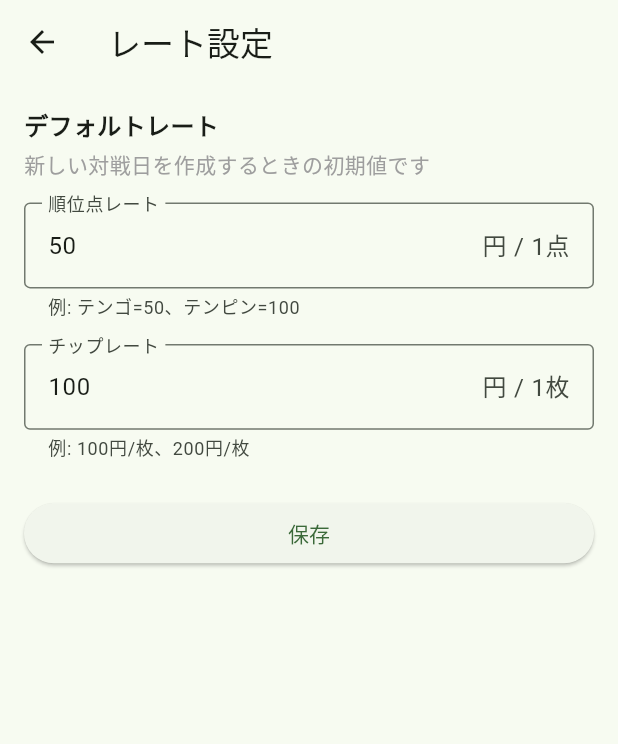
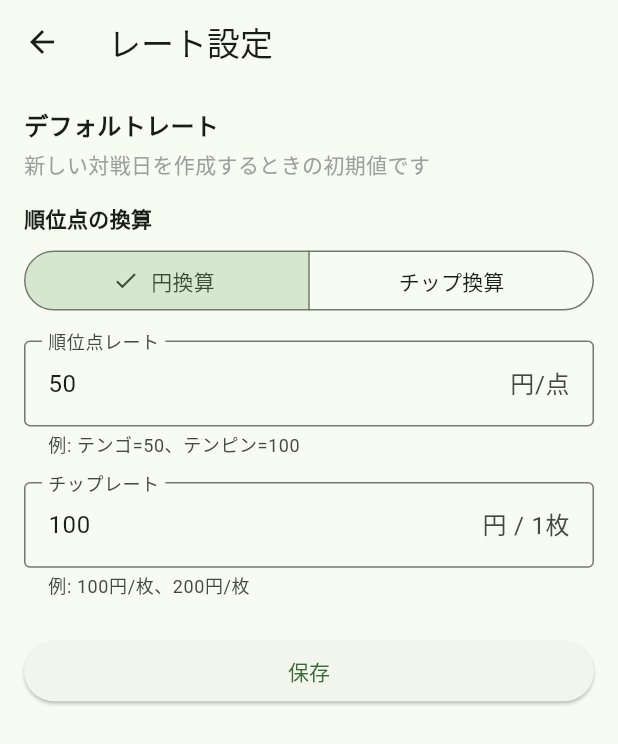
Before and after one commit to kageyama0/majan_log_app, a Flutter app: the screen it shows after launch, after a tap on the "settings" icon, on a phone screen of 412 x 824 dp. Shown: the top 744 px of the screen. Run offline on Flutter 3.47's test engine with Material 3 defaults, Android fonts, the phone set to English and light mode, and no system bars; our stand-ins replace drift, flutter_riverpod; accounts and stored records are empty; generated files the repository leaves out were written again.

Commit message:
feat: 順位点レートを円換算かチップ換算か選べるようにする
対戦日ごとに scoreRateMode を保持し、精算・円表示は
チップ換算時に score×枚/点×円/枚 で一貫して計算する。
既存データは migration 既定の円換算のまま。

Co-authored-by: kageyama <kageyama0@users.noreply.github.com>

```diff
--- a/lib/screens/settings_screen.dart
+++ b/lib/screens/settings_screen.dart
@@ -2,6 +2,7 @@ import 'package:flutter/material.dart';
 import 'package:flutter/services.dart';
 import 'package:flutter_riverpod/flutter_riverpod.dart';
 import 'package:majan_log_app/providers/database_provider.dart';
+import 'package:majan_log_app/utils/score_rate_mode.dart';
 
 class SettingsScreen extends ConsumerStatefulWidget {
   const SettingsScreen({super.key});
@@ -14,6 +15,7 @@ class SettingsScreen extends ConsumerStatefulWidget {
 class _SettingsScreenState extends ConsumerState<SettingsScreen> {
   final _scoreRateController = TextEditingController();
   final _chipRateController = TextEditingController();
+  int _scoreRateMode = ScoreRateMode.yen;
   bool _loaded = false;
 
   @override
@@ -26,9 +28,16 @@ class _SettingsScreenState extends ConsumerState<SettingsScreen> {
     final db = ref.read(databaseProvider);
     final scoreRate = await db.getSetting('defaultScoreRate', 50);
     final chipRate = await db.getSetting('defaultChipRate', 100);
+    final scoreRateMode =
+        await db.getSetting('defaultScoreRateMode', ScoreRateMode.yen);
     _scoreRateController.text = '$scoreRate';
     _chipRateController.text = '$chipRate';
-    setState(() => _loaded = true);
+    setState(() {
+      _scoreRateMode = scoreRateMode == ScoreRateMode.chip
+          ? ScoreRateMode.chip
+          : ScoreRateMode.yen;
+      _loaded = true;
+    });
   }
 
   @override
@@ -59,13 +68,33 @@ class _SettingsScreenState extends ConsumerState<SettingsScreen> {
           const Text('新しい対戦日を作成するときの初期値です',
               style: TextStyle(color: Colors.grey)),
           const SizedBox(height: 16),
+          const Text('順位点の換算',
+              style: TextStyle(fontWeight: FontWeight.w600)),
+          const SizedBox(height: 8),
+          SegmentedButton<int>(
+            segments: const [
+              ButtonSegment(
+                value: ScoreRateMode.yen,
+                label: Text('円換算'),
+              ),
+              ButtonSegment(
+                value: ScoreRateMode.chip,
+                label: Text('チップ換算'),
+              ),
+            ],
+            selected: {_scoreRateMode},
+            onSelectionChanged: (value) {
+              setState(() => _scoreRateMode = value.first);
+            },
+          ),
+          const SizedBox(height: 16),
           TextField(
             controller: _scoreRateController,
-            decoration: const InputDecoration(
+            decoration: InputDecoration(
               labelText: '順位点レート',
-              border: OutlineInputBorder(),
-              suffixText: '円 / 1点',
-              helperText: '例: テンゴ=50、テンピン=100',
+              border: const OutlineInputBorder(),
+              suffixText: ScoreRateMode.scoreRateSuffix(_scoreRateMode),
+              helperText: ScoreRateMode.scoreRateHelper(_scoreRateMode),
             ),
             keyboardType: TextInputType.number,
             inputFormatters: [
@@ -104,6 +133,7 @@ class _SettingsScreenState extends ConsumerState<SettingsScreen> {
         int.tryParse(_chipRateController.text) ?? 100;
     await db.setSetting('defaultScoreRate', scoreRate);
     await db.setSetting('defaultChipRate', chipRate);
+    await db.setSetting('defaultScoreRateMode', _scoreRateMode);
     if (mounted) {
       ScaffoldMessenger.of(context).showSnackBar(
         const SnackBar(content: Text('保存しました')),
--- /dev/null
+++ b/lib/utils/score_rate_mode.dart
@@ -0,0 +1,53 @@
+/// 順位点レートの換算モード（[GameDays.scoreRateMode]）。
+///
+/// - [yen]: 順位点 × scoreRate → 円（従来どおり）
+/// - [chip]: 順位点 × scoreRate → チップ枚数 → × chipRate → 円
+abstract final class ScoreRateMode {
+  static const int yen = 0;
+  static const int chip = 1;
+
+  static bool isChip(int mode) => mode == chip;
+
+  static bool isYen(int mode) => mode != chip;
+
+  /// 順位点合計を円に換算する。
+  static int scoreToYen({
+    required int scorePoints,
+    required int scoreRate,
+    required int chipRate,
+    required int mode,
+  }) {
+    if (isChip(mode)) {
+      return scorePoints * scoreRate * chipRate;
+    }
+    return scorePoints * scoreRate;
+  }
+
+  /// チップ換算時の順位点→チップ枚数。円換算時は 0。
+  static int scoreToChips({
+    required int scorePoints,
+    required int scoreRate,
+    required int mode,
+  }) {
+    if (!isChip(mode)) return 0;
+    return scorePoints * scoreRate;
+  }
+
+  static String scoreRateSuffix(int mode) =>
+      isChip(mode) ? '枚/点' : '円/点';
+
+  static String scoreRateHelper(int mode) => isChip(mode)
+      ? '例: 1点=1枚 → チップレートで円換算'
+      : '例: テンゴ=50、テンピン=100';
+
+  static String homeRateLabel({
+    required int scoreRate,
+    required int chipRate,
+    required int mode,
+  }) {
+    if (isChip(mode)) {
+      return '点$scoreRate枚 / チップ$chipRate円';
+    }
+    return '点$scoreRate円 / チップ$chipRate円';
+  }
+}
```
Also changed, not shown: lib/db/database.dart (+7 -1 lines), lib/screens/chip_settlement_screen.dart (+24 -2 lines), lib/screens/create_game_day_screen.dart (+34 -4 lines), lib/screens/game_day_detail_screen.dart (+7 -1 lines), lib/screens/home_screen.dart (+7 -2 lines), lib/db/database.g.dart, 1 other file.
